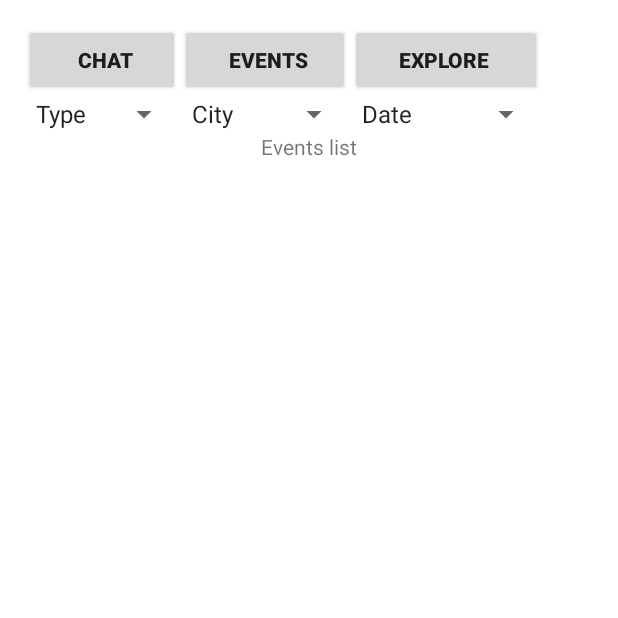
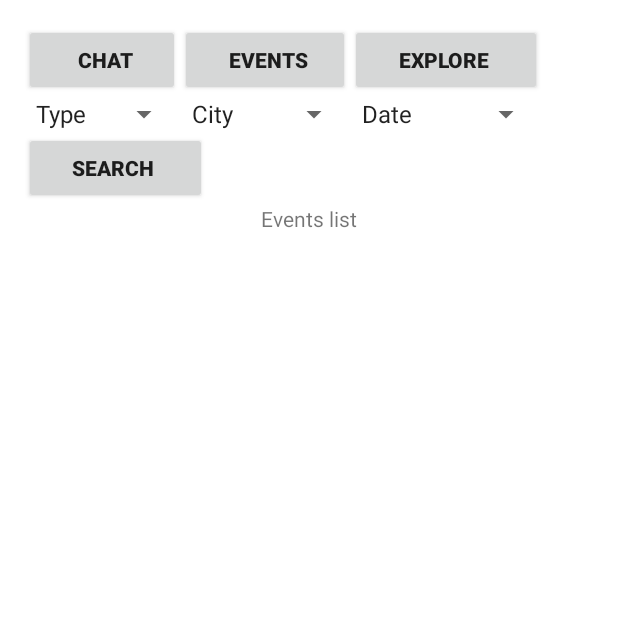
Before and after one commit to denbedilov/ATTENDER, an Android app: the searchEventActivity screen opened directly, with no data from a screen before it, on a phone screen of 412 x 824 dp, the top half of it. Run offline under Robolectric (Android 15) with nearby library versions, the phone set to English and light mode, and no system bars; libraries missing offline, so code that uses them is left out: javax.json, javax.json.stream; 1 statement that could not run was skipped.

Commit message:
search button preview

```diff
--- a/app/src/main/res/layout/activity_search_event.xml
+++ b/app/src/main/res/layout/activity_search_event.xml
@@ -68,11 +68,22 @@
         android:layout_alignEnd="@+id/events_cmd"
         android:layout_toEndOf="@+id/type_spinner" />
 
+    <Button
+        style="?android:attr/buttonStyleSmall"
+        android:layout_width="wrap_content"
+        android:layout_height="wrap_content"
+        android:text="      Search       "
+        android:id="@+id/search_cmd"
+        android:layout_below="@+id/date_spinner"
+
+        android:textStyle="bold"
+        android:onClick="SearchPressed"/>
+
     <LinearLayout
         xmlns:android="http://schemas.android.com/apk/res/android"
         android:layout_width="fill_parent"
         android:layout_height="wrap_content"
-        android:layout_below="@+id/date_spinner"
+        android:layout_below="@+id/search_cmd"
         android:orientation="vertical">
         <TextView
             android:layout_width="wrap_content"
```
Also changed, not shown: 1 other file.
